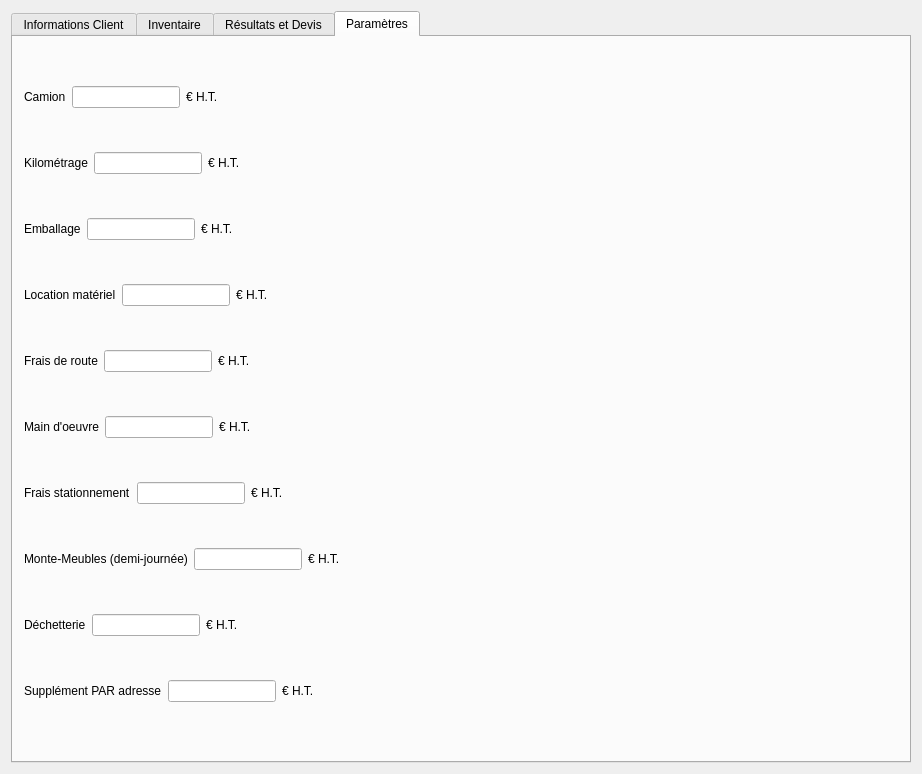
Before: the Qt Designer form DevisMaker/MainWindow.ui in Andreas-Chatti/DevisMaker, drawn with Qt 5.
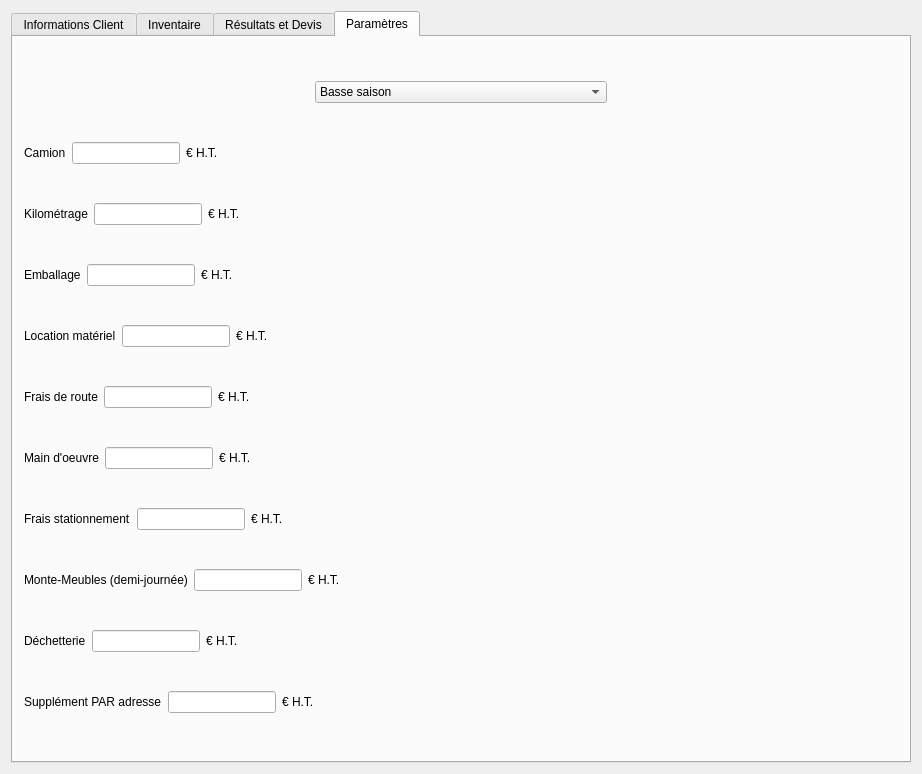
After: the same form once the commit is applied. The open tabs and pages were chosen to show the change.

Commit message:
Add pricing presets and update UI components
- Updated project files to include `presetsPrices.h` for new pricing functionality.
- Significant modifications to `MainWindow.ui`, including widget properties and layout changes.
- Introduced `PricePreset` enum in `common.h` for seasonal pricing.
- Enhanced `Tarification` class with methods to load settings based on pricing presets.
- Created `presetsPrices.h` to define default costs for low and high seasons.

Diff of the .ui file:
```diff
--- a/DevisMaker/MainWindow.ui
+++ b/DevisMaker/MainWindow.ui
@@ -1074,7 +1074,60 @@
         <string>Paramètres</string>
        </attribute>
        <layout class="QGridLayout" name="gridLayout_7">
-        <item row="6" column="0">
+        <item row="9" column="0">
+         <layout class="QHBoxLayout" name="horizontalLayout_22">
+          <item>
+           <widget class="QLabel" name="MMeublesLabel">
+            <property name="sizePolicy">
+             <sizepolicy hsizetype="Fixed" vsizetype="Preferred">
+              <horstretch>0</horstretch>
+              <verstretch>0</verstretch>
+             </sizepolicy>
+            </property>
+            <property name="text">
+             <string>Monte-Meubles (demi-journée)</string>
+            </property>
+           </widget>
+          </item>
+          <item>
+           <widget class="QLineEdit" name="MMeublesLineEdit">
+            <property name="sizePolicy">
+             <sizepolicy hsizetype="Fixed" vsizetype="Fixed">
+              <horstretch>0</horstretch>
+              <verstretch>0</verstretch>
+             </sizepolicy>
+            </property>
+           </widget>
+          </item>
+          <item>
+           <widget class="QLabel" name="htLabel8">
+            <property name="sizePolicy">
+             <sizepolicy hsizetype="Fixed" vsizetype="Fixed">
+              <horstretch>0</horstretch>
+              <verstretch>0</verstretch>
+             </sizepolicy>
+            </property>
+            <property name="text">
+             <string>€ H.T.</string>
+            </property>
+           </widget>
+          </item>
+          <item>
+           <spacer name="horizontalSpacer_24">
+            <property name="orientation">
+             <enum>Qt::Orientation::Horizontal</enum>
+            </property>
+            <property name="sizeHint" stdset="0">
+             <size>
+              <width>40</width>
+              <height>20</height>
+             </size>
+            </property>
+           </spacer>
+          </item>
+         </layout>
+        </item>
+        <item row="7" column="0">
          <layout class="QHBoxLayout" name="horizontalLayout_11">
           <item>
            <widget class="QLabel" name="moLabel">
@@ -1128,65 +1181,6 @@
          </layout>
         </item>
         <item row="4" column="0">
-         <layout class="QHBoxLayout" name="horizontalLayout_10">
-          <property name="spacing">
-           <number>6</number>
-          </property>
-          <item>
-           <widget class="QLabel" name="prixLocMatLabel">
-            <property name="sizePolicy">
-             <sizepolicy hsizetype="Fixed" vsizetype="Fixed">
-              <horstretch>0</horstretch>
-              <verstretch>0</verstretch>
-             </sizepolicy>
-            </property>
-            <property name="text">
-             <string>Location matériel</string>
-            </property>
-           </widget>
-          </item>
-          <item>
-           <widget class="QLineEdit" name="prixLocMatLineEdit">
-            <property name="sizePolicy">
-             <sizepolicy hsizetype="Fixed" vsizetype="Fixed">
-              <horstretch>0</horstretch>
-              <verstretch>0</verstretch>
-             </sizepolicy>
-            </property>
-           </widget>
-          </item>
-          <item>
-           <widget class="QLabel" name="htLabel4">
-            <property name="sizePolicy">
-             <sizepolicy hsizetype="Fixed" vsizetype="Fixed">
-              <horstretch>0</horstretch>
-              <verstretch>0</verstretch>
-             </sizepolicy>
-            </property>
-            <property name="text">
-             <string>€ H.T.</string>
-            </property>
-           </widget>
-          </item>
-          <item>
-           <spacer name="horizontalSpacer_20">
-            <property name="orientation">
-             <enum>Qt::Orientation::Horizontal</enum>
-            </property>
-            <property name="sizeType">
-             <enum>QSizePolicy::Policy::Expanding</enum>
-            </property>
-            <property name="sizeHint" stdset="0">
-             <size>
-              <width>40</width>
-              <height>20</height>
-             </size>
-            </property>
-           </spacer>
-          </item>
-         </layout>
-        </item>
-        <item row="3" column="0">
          <layout class="QHBoxLayout" name="horizontalLayout_12">
           <item>
            <widget class="QLabel" name="prixEmballageLabel">
@@ -1239,7 +1233,175 @@
           </item>
          </layout>
         </item>
-        <item row="7" column="0">
+        <item row="10" column="0">
+         <layout class="QHBoxLayout" name="horizontalLayout_32">
+          <item>
+           <widget class="QLabel" name="deLabel_2">
+            <property name="sizePolicy">
+             <sizepolicy hsizetype="Fixed" vsizetype="Preferred">
+              <horstretch>0</horstretch>
+              <verstretch>0</verstretch>
+             </sizepolicy>
+            </property>
+            <property name="text">
+             <string>Déchetterie</string>
+            </property>
+           </widget>
+          </item>
+          <item>
+           <widget class="QLineEdit" name="deLineEdit">
+            <property name="sizePolicy">
+             <sizepolicy hsizetype="Fixed" vsizetype="Fixed">
+              <horstretch>0</horstretch>
+              <verstretch>0</verstretch>
+             </sizepolicy>
+            </property>
+           </widget>
+          </item>
+          <item>
+           <widget class="QLabel" name="htLabel9">
+            <property name="sizePolicy">
+             <sizepolicy hsizetype="Fixed" vsizetype="Fixed">
+              <horstretch>0</horstretch>
+              <verstretch>0</verstretch>
+             </sizepolicy>
+            </property>
+            <property name="text">
+             <string>€ H.T.</string>
+            </property>
+           </widget>
+          </item>
+          <item>
+           <spacer name="horizontalSpacer_27">
+            <property name="orientation">
+             <enum>Qt::Orientation::Horizontal</enum>
+            </property>
+            <property name="sizeHint" stdset="0">
+             <size>
+              <width>40</width>
+              <height>20</height>
+             </size>
+            </property>
+           </spacer>
+          </item>
+         </layout>
+        </item>
+        <item row="1" column="0">
+         <layout class="QHBoxLayout" name="horizontalLayout_7">
+          <item>
+           <widget class="QLabel" name="prixCamionLabel">
+            <property name="sizePolicy">
+             <sizepolicy hsizetype="Fixed" vsizetype="Fixed">
+              <horstretch>0</horstretch>
+              <verstretch>0</verstretch>
+             </sizepolicy>
+            </property>
+            <property name="text">
+             <string>Camion</string>
+            </property>
+           </widget>
+          </item>
+          <item>
+           <widget class="QLineEdit" name="prixCamionLineEdit">
+            <property name="sizePolicy">
+             <sizepolicy hsizetype="Fixed" vsizetype="Fixed">
+              <horstretch>0</horstretch>
+              <verstretch>0</verstretch>
+             </sizepolicy>
+            </property>
+            <property name="baseSize">
+             <size>
+              <width>0</width>
+              <height>0</height>
+             </size>
+            </property>
+           </widget>
+          </item>
+          <item>
+           <widget class="QLabel" name="htLabel0">
+            <property name="sizePolicy">
+             <sizepolicy hsizetype="Fixed" vsizetype="Fixed">
+              <horstretch>0</horstretch>
+              <verstretch>0</verstretch>
+             </sizepolicy>
+            </property>
+            <property name="text">
+             <string>€ H.T.</string>
+            </property>
+           </widget>
+          </item>
+          <item>
+           <spacer name="horizontalSpacer_17">
+            <property name="orientation">
+             <enum>Qt::Orientation::Horizontal</enum>
+            </property>
+            <property name="sizeType">
+             <enum>QSizePolicy::Policy::Expanding</enum>
+            </property>
+            <property name="sizeHint" stdset="0">
+             <size>
+              <width>100</width>
+              <height>20</height>
+             </size>
+            </property>
+           </spacer>
+          </item>
+         </layout>
+        </item>
+        <item row="11" column="0">
+         <layout class="QHBoxLayout" name="horizontalLayout_33">
+          <item>
+           <widget class="QLabel" name="suppAdresseLabel">
+            <property name="sizePolicy">
+             <sizepolicy hsizetype="Fixed" vsizetype="Preferred">
+              <horstretch>0</horstretch>
+              <verstretch>0</verstretch>
+             </sizepolicy>
+            </property>
+            <property name="text">
+             <string>Supplément PAR adresse</string>
+            </property>
+           </widget>
+          </item>
+          <item>
+           <widget class="QLineEdit" name="suppAdresseLineEdit">
+            <property name="sizePolicy">
+             <sizepolicy hsizetype="Fixed" vsizetype="Fixed">
+              <horstretch>0</horstretch>
+              <verstretch>0</verstretch>
+             </sizepolicy>
+            </property>
+           </widget>
+          </item>
+          <item>
+           <widget class="QLabel" name="htLabel10">
+            <property name="sizePolicy">
+             <sizepolicy hsizetype="Fixed" vsizetype="Fixed">
+              <horstretch>0</horstretch>
+              <verstretch>0</verstretch>
+             </sizepolicy>
+            </property>
+            <property name="text">
+             <string>€ H.T.</string>
+            </property>
+           </widget>
+          </item>
+          <item>
+           <spacer name="horizontalSpacer_28">
+            <property name="orientation">
+             <enum>Qt::Orientation::Horizontal</enum>
+            </property>
+            <property name="sizeHint" stdset="0">
+             <size>
+              <width>40</width>
+              <height>20</height>
+             </size>
+            </property>
+           </spacer>
+          </item>
+         </layout>
+        </item>
+        <item row="8" column="0">
          <layout class="QHBoxLayout" name="horizontalLayout_25">
           <item>
            <widget class="QLabel" name="fraisStatLabel">
@@ -1293,6 +1455,65 @@
          </layout>
         </item>
         <item row="5" column="0">
+         <layout class="QHBoxLayout" name="horizontalLayout_10">
+          <property name="spacing">
+           <number>6</number>
+          </property>
+          <item>
+           <widget class="QLabel" name="prixLocMatLabel">
+            <property name="sizePolicy">
+             <sizepolicy hsizetype="Fixed" vsizetype="Fixed">
+              <horstretch>0</horstretch>
+              <verstretch>0</verstretch>
+             </sizepolicy>
+            </property>
+            <property name="text">
+             <string>Location matériel</string>
+            </property>
+           </widget>
+          </item>
+          <item>
+           <widget class="QLineEdit" name="prixLocMatLineEdit">
+            <property name="sizePolicy">
+             <sizepolicy hsizetype="Fixed" vsizetype="Fixed">
+              <horstretch>0</horstretch>
+              <verstretch>0</verstretch>
+             </sizepolicy>
+            </property>
+           </widget>
+          </item>
+          <item>
+           <widget class="QLabel" name="htLabel4">
+            <property name="sizePolicy">
+             <sizepolicy hsizetype="Fixed" vsizetype="Fixed">
+              <horstretch>0</horstretch>
+              <verstretch>0</verstretch>
+             </sizepolicy>
+            </property>
+            <property name="text">
+             <string>€ H.T.</string>
+            </property>
+           </widget>
+          </item>
+          <item>
+           <spacer name="horizontalSpacer_20">
+            <property name="orientation">
+             <enum>Qt::Orientation::Horizontal</enum>
+            </property>
+            <property name="sizeType">
+             <enum>QSizePolicy::Policy::Expanding</enum>
+            </property>
+            <property name="sizeHint" stdset="0">
+             <size>
+              <width>40</width>
+              <height>20</height>
+             </size>
+            </property>
+           </spacer>
+          </item>
+         </layout>
+        </item>
+        <item row="6" column="0">
          <layout class="QHBoxLayout" name="horizontalLayout_13">
           <item>
            <widget class="QLabel" name="coutFraisRouteLabel_2">
@@ -1345,7 +1566,7 @@
           </item>
          </layout>
         </item>
-        <item row="2" column="0">
+        <item row="3" column="0">
          <layout class="QHBoxLayout" name="horizontalLayout_8">
           <item>
            <widget class="QLabel" name="coutKmLabel">
@@ -1399,213 +1620,42 @@
          </layout>
         </item>
         <item row="0" column="0">
-         <layout class="QHBoxLayout" name="horizontalLayout_7">
+         <layout class="QHBoxLayout" name="horizontalLayout_16">
           <item>
-           <widget class="QLabel" name="prixCamionLabel">
-            <property name="sizePolicy">
-             <sizepolicy hsizetype="Fixed" vsizetype="Fixed">
-              <horstretch>0</horstretch>
-              <verstretch>0</verstretch>
-             </sizepolicy>
-            </property>
-            <property name="text">
-             <string>Camion</string>
-            </property>
-           </widget>
-          </item>
-          <item>
-           <widget class="QLineEdit" name="prixCamionLineEdit">
-            <property name="sizePolicy">
-             <sizepolicy hsizetype="Fixed" vsizetype="Fixed">
-              <horstretch>0</horstretch>
-              <verstretch>0</verstretch>
-             </sizepolicy>
-            </property>
-            <property name="baseSize">
-             <size>
-              <width>0</width>
-              <height>0</height>
-             </size>
-            </property>
-           </widget>
-          </item>
-          <item>
-           <widget class="QLabel" name="htLabel0">
-            <property name="sizePolicy">
-             <sizepolicy hsizetype="Fixed" vsizetype="Fixed">
-              <horstretch>0</horstretch>
-              <verstretch>0</verstretch>
-             </sizepolicy>
-            </property>
-            <property name="text">
-             <string>€ H.T.</string>
-            </property>
-           </widget>
-          </item>
-          <item>
-           <spacer name="horizontalSpacer_17">
+           <spacer name="horizontalSpacer_6">
             <property name="orientation">
              <enum>Qt::Orientation::Horizontal</enum>
             </property>
-            <property name="sizeType">
-             <enum>QSizePolicy::Policy::Expanding</enum>
-            </property>
             <property name="sizeHint" stdset="0">
              <size>
-              <width>100</width>
-              <height>20</height>
-             </size>
-            </property>
-           </spacer>
-          </item>
-         </layout>
-        </item>
-        <item row="9" column="0">
-         <layout class="QHBoxLayout" name="horizontalLayout_32">
-          <item>
-           <widget class="QLabel" name="deLabel_2">
-            <property name="sizePolicy">
-             <sizepolicy hsizetype="Fixed" vsizetype="Preferred">
-              <horstretch>0</horstretch>
-              <verstretch>0</verstretch>
-             </sizepolicy>
-            </property>
-            <property name="text">
-             <string>Déchetterie</string>
-            </property>
-           </widget>
-          </item>
-          <item>
-           <widget class="QLineEdit" name="deLineEdit">
-            <property name="sizePolicy">
-             <sizepolicy hsizetype="Fixed" vsizetype="Fixed">
-              <horstretch>0</horstretch>
-              <verstretch>0</verstretch>
-             </sizepolicy>
-            </property>
-           </widget>
-          </item>
-          <item>
-           <widget class="QLabel" name="htLabel9">
-            <property name="sizePolicy">
-             <sizepolicy hsizetype="Fixed" vsizetype="Fixed">
-              <horstretch>0</horstretch>
-              <verstretch>0</verstretch>
-             </sizepolicy>
-            </property>
-            <property name="text">
-             <string>€ H.T.</string>
-            </property>
-           </widget>
-          </item>
-          <item>
-           <spacer name="horizontalSpacer_27">
-            <property name="orientation">
-             <enum>Qt::Orientation::Horizontal</enum>
-            </property>
-            <property name="sizeHint" stdset="0">
-             <size>
               <width>40</width>
               <height>20</height>
              </size>
             </property>
            </spacer>
           </item>
-         </layout>
-        </item>
-        <item row="8" column="0">
-         <layout class="QHBoxLayout" name="horizontalLayout_22">
           <item>
-           <widget class="QLabel" name="MMeublesLabel">
+           <widget class="QComboBox" name="pricePresetComboBox">
             <property name="sizePolicy">
-             <sizepolicy hsizetype="Fixed" vsizetype="Preferred">
+             <sizepolicy hsizetype="MinimumExpanding" vsizetype="Fixed">
               <horstretch>0</horstretch>
               <verstretch>0</verstretch>
              </sizepolicy>
             </property>
-            <property name="text">
-             <string>Monte-Meubles (demi-journée)</string>
-            </property>
+            <item>
+             <property name="text">
+              <string>Basse saison</string>
+             </property>
+            </item>
+            <item>
+             <property name="text">
+              <string>Haute saison</string>
+             </property>
+            </item>
            </widget>
           </item>
           <item>
-           <widget class="QLineEdit" name="MMeublesLineEdit">
-            <property name="sizePolicy">
-             <sizepolicy hsizetype="Fixed" vsizetype="Fixed">
-              <horstretch>0</horstretch>
-              <verstretch>0</verstretch>
-             </sizepolicy>
-            </property>
-           </widget>
-          </item>
-          <item>
-           <widget class="QLabel" name="htLabel8">
-            <property name="sizePolicy">
-             <sizepolicy hsizetype="Fixed" vsizetype="Fixed">
-              <horstretch>0</horstretch>
-              <verstretch>0</verstretch>
-             </sizepolicy>
-            </property>
-            <property name="text">
-             <string>€ H.T.</string>
-            </property>
-           </widget>
-          </item>
-          <item>
-           <spacer name="horizontalSpacer_24">
-            <property name="orientation">
-             <enum>Qt::Orientation::Horizontal</enum>
-            </property>
-            <property name="sizeHint" stdset="0">
-             <size>
-              <width>40</width>
-              <height>20</height>
-             </size>
-            </property>
-           </spacer>
-          </item>
-         </layout>
-        </item>
-        <item row="10" column="0">
-         <layout class="QHBoxLayout" name="horizontalLayout_33">
-          <item>
-           <widget class="QLabel" name="suppAdresseLabel">
-            <property name="sizePolicy">
-             <sizepolicy hsizetype="Fixed" vsizetype="Preferred">
-              <horstretch>0</horstretch>
-              <verstretch>0</verstretch>
-             </sizepolicy>
-            </property>
-            <property name="text">
-             <string>Supplément PAR adresse</string>
-            </property>
-           </widget>
-          </item>
-          <item>
-           <widget class="QLineEdit" name="suppAdresseLineEdit">
-            <property name="sizePolicy">
-             <sizepolicy hsizetype="Fixed" vsizetype="Fixed">
-              <horstretch>0</horstretch>
-              <verstretch>0</verstretch>
-             </sizepolicy>
-            </property>
-           </widget>
-          </item>
-          <item>
-           <widget class="QLabel" name="htLabel10">
-            <property name="sizePolicy">
-             <sizepolicy hsizetype="Fixed" vsizetype="Fixed">
-              <horstretch>0</horstretch>
-              <verstretch>0</verstretch>
-             </sizepolicy>
-            </property>
-            <property name="text">
-             <string>€ H.T.</string>
-            </property>
-           </widget>
-          </item>
-          <item>
-           <spacer name="horizontalSpacer_28">
+           <spacer name="horizontalSpacer_7">
             <property name="orientation">
              <enum>Qt::Orientation::Horizontal</enum>
             </property>
```
Left out of the diff: 14 changed lines with no effect on the pictures. The commit also changes 6 other files.
